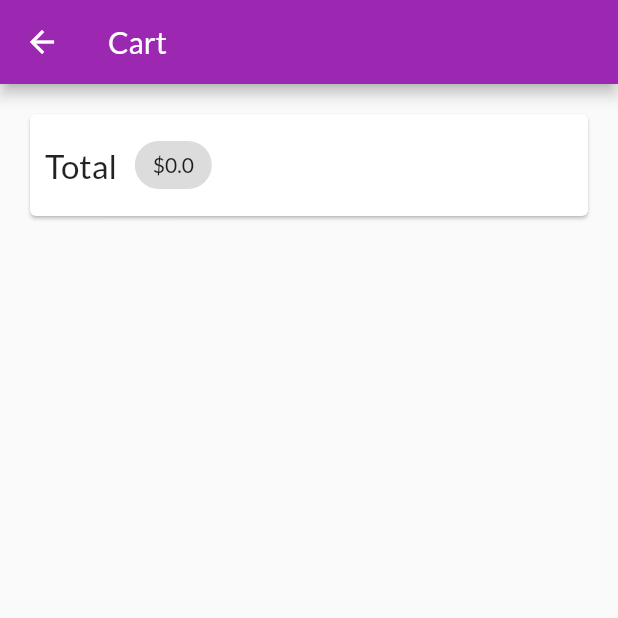
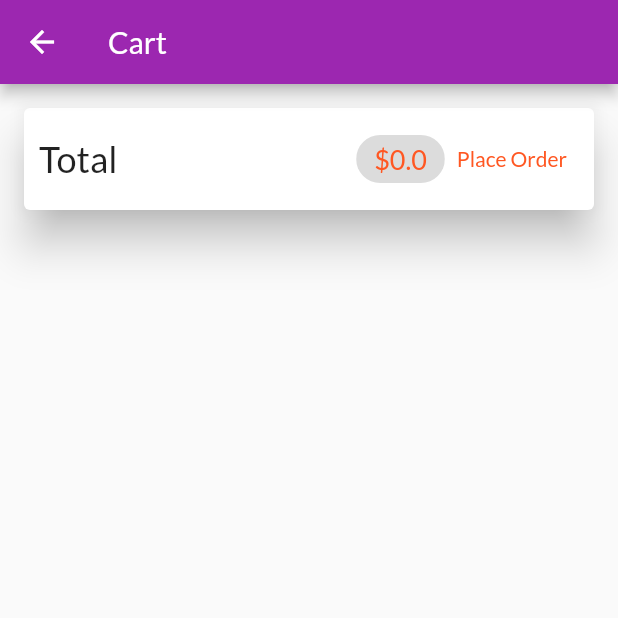
Before and after one commit to Abhinav-3009/shop_app, a Flutter app: the CartScreen screen opened by its route, on a phone screen of 412 x 824 dp, the top half of it. Run offline on Flutter 3.47's test engine with Material 2 defaults, Android fonts, the phone set to English and light mode, and no system bars; network calls fail.

Commit message:
added list tile to cart screen

```diff
--- a/lib/screens/cart_screen.dart
+++ b/lib/screens/cart_screen.dart
@@ -1,8 +1,10 @@
 import 'package:flutter/material.dart';
 import 'package:provider/provider.dart';
 import 'package:shop_app/providers/cart.dart';
+import '../widgets/cart_item.dart' as ci;
+
 class CartScreen extends StatelessWidget {
-  static const routeName="/cart";
+  static const routeName = "/cart";
   @override
   Widget build(BuildContext context) {
     final cart = Provider.of<Cart>(context);
@@ -13,16 +15,47 @@ class CartScreen extends StatelessWidget {
       body: Column(
         children: [
           Card(
-            margin: EdgeInsets.all(20),
+            elevation: 12,
+            margin: EdgeInsets.all(16),
             child: Padding(
               padding: EdgeInsets.all(10),
               child: Row(
+                mainAxisAlignment: MainAxisAlignment.spaceBetween,
                 children: [
-                  Text("Total",style: TextStyle(fontSize: 22),),
-                  SizedBox(width: 12,),
-                  Chip(label: Text("\$${cart.totalAmount}"),)
+                  Text(
+                    "Total",
+                    style: TextStyle(fontSize: 24),
+                  ),
+                  Spacer(),
+                  Chip(
+                    label: Text(
+                      "\$${cart.totalAmount}",
+                      style: TextStyle(
+                          fontSize: 18, color: Theme.of(context).accentColor),
+                    ),
+                  ),
+                  TextButton(
+                    onPressed: () {},
+                    child: Text(
+                      "Place Order",
+                      style: TextStyle(color: Theme.of(context).accentColor),
+                    ),
+                  )
                 ],
               ),
+            ),
+          ),
+          SizedBox(
+            height: 10,
+          ),
+          Expanded(
+            child: ListView.builder(
+              itemCount: cart.items.length,
+              itemBuilder: (ctx, i) => ci.CartItem(
+                  id: cart.items.values.toList()[i].id,
+                  price: cart.items.values.toList()[i].price,
+                  title: cart.items.values.toList()[i].title,
+                  quantity: cart.items.values.toList()[i].quantity),
             ),
           )
         ],
--- a/lib/screens/products_overview_screen.dart
+++ b/lib/screens/products_overview_screen.dart
@@ -1,6 +1,7 @@
 import 'package:flutter/material.dart';
 import 'package:provider/provider.dart';
 import 'package:shop_app/providers/cart.dart';
+import 'package:shop_app/screens/cart_screen.dart';
 import '../widgets/products_grid.dart';
 import '../widgets/badge.dart';
 import 'package:flutter/foundation.dart';
@@ -53,7 +54,9 @@ class _ProductsOverviewScreenState extends State<ProductsOverviewScreen> {
             ),
             child: IconButton(
               icon: Icon(Icons.shopping_cart),
-              onPressed: () {},
+              onPressed: () {
+                Navigator.of(context).pushNamed(CartScreen.routeName);
+              },
             ),
           ),
         ],
```
Also changed, not shown: lib/widgets/cart_item.dart (added, +27 -0 lines).
